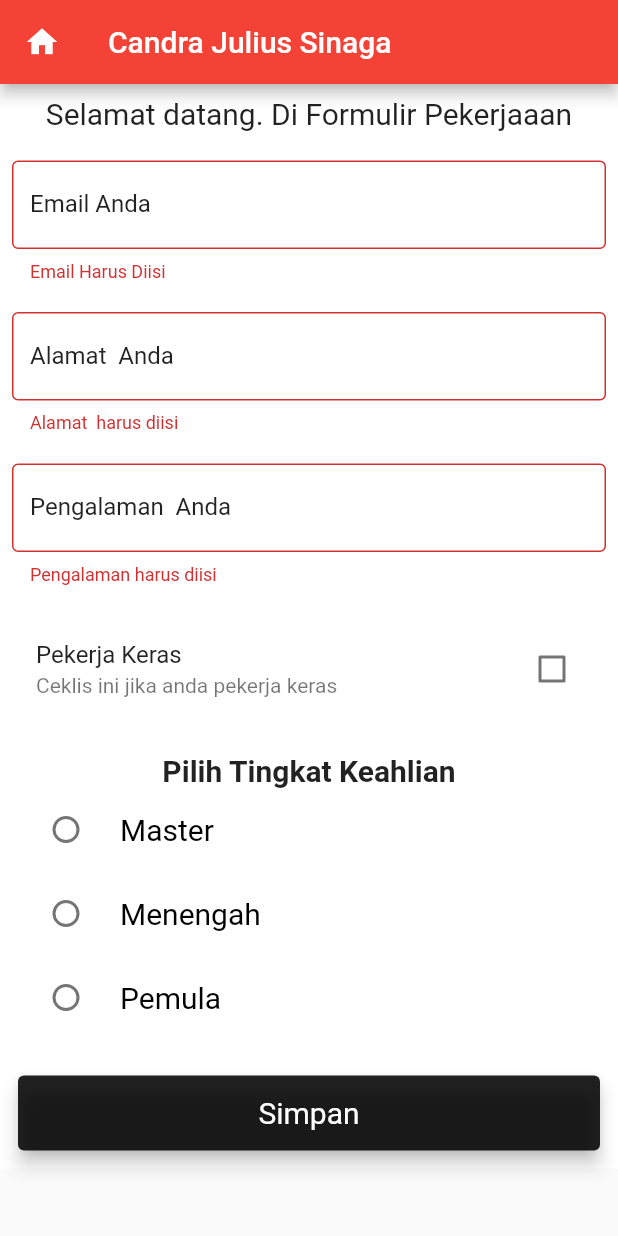
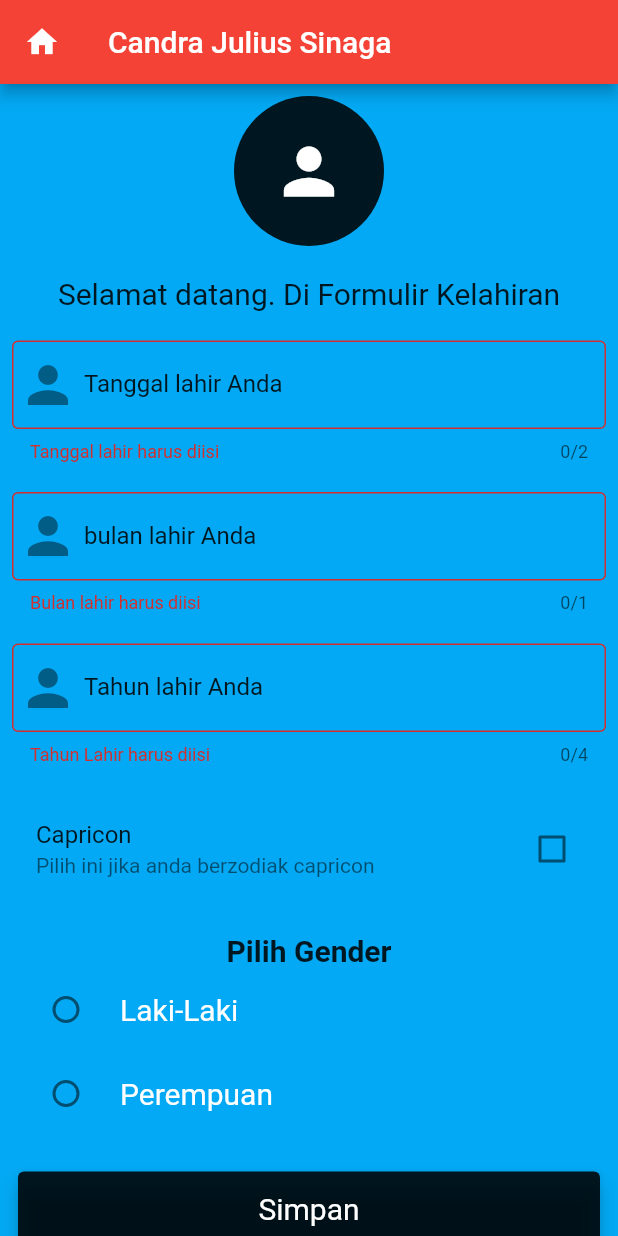
Before and after one commit to JuliusCandra/update_tugas2, a Flutter app: the screen it shows after launch, after a tap on "Simpan", on a phone screen of 412 x 824 dp. Run offline on Flutter 3.47's test engine with Material 2 defaults, Android fonts, the phone set to English and light mode, and no system bars.

```diff
--- a/lib/main.dart
+++ b/lib/main.dart
@@ -1,61 +1,62 @@
 import 'package:flutter/cupertino.dart';
 import 'package:flutter/material.dart';
 
-void main() {
-  runApp(MaterialApp(
+void main(){
+  runApp(
+      MaterialApp(
         debugShowCheckedModeBanner: false,
         title: "Formulir Kelahiran",
-    home: Pengalaman(),
-  ));
+        home: FormulirKelahiran(),
+      )
+  );
 }
 
-class Pengalaman extends StatefulWidget {
+class FormulirKelahiran extends StatefulWidget {
+
   @override
-  _PengalamanState createState() => _PengalamanState();
+  _FormulirKelahiranState createState() => _FormulirKelahiranState();
 }
 
-class _PengalamanState extends State<Pengalaman> {
+class _FormulirKelahiranState extends State<FormulirKelahiran> {
+
   String groupValue = "";
 
   final _formKey = GlobalKey<FormState>();
 
-  TextEditingController controllerEmail = new TextEditingController();
-  TextEditingController controllerAlamat = new TextEditingController();
-  TextEditingController controllerPengalaman = new TextEditingController();
+  TextEditingController controllerTanggalLahir = new TextEditingController();
+  TextEditingController controllerBulanLahir = new TextEditingController();
+  TextEditingController controllerTahunlahir = new TextEditingController();
 
   bool nilaiBox = false;
 
   String zodiak = "Capricon";
 
-  void pilihGender(value) {
+  void pilihGender(value){
     setState(() {
       groupValue = value;
     });
   }
 
-  void simpanData() {
-    showDialog(
-        context: context,
-        builder: (context) {
+  void simpanData(){
+    showDialog(context: context, builder: (context){
       return AlertDialog(
         title: Text("Pesan"),
         content: new Container(
           height: 200,
           child: new Column(
             children: [
-                  new Text("Email : " + controllerEmail.text),
-                  new Text("Alamat: " + controllerAlamat.text),
-                  new Text("Pengalaman: " + controllerPengalaman.text),
-                  new Text("Keahlian: " + groupValue),
+              new Text("Tanggal lahir: " + controllerTanggalLahir.text),
+              new Text("Bulan lahir: " + controllerBulanLahir.text),
+              new Text("Tahun Lahir: " + controllerTahunlahir.text),
+              new Text("Zodiak: " + zodiak),
+              new Text("Gender: " + groupValue),
             ],
           ),
         ),
         actions: [
-              RaisedButton(
-                onPressed: () {
+          RaisedButton(onPressed: (){
             Navigator.of(context).pop();
-                },
-                child: Text("Ok"),
+          },child: Text("Ok"),
             color: Colors.red,
           ),
         ],
@@ -79,132 +80,137 @@ class _PengalamanState extends State<Pengalaman> {
               child: Container(
                 width: MediaQuery.of(context).size.width,
                 padding: const EdgeInsets.all(8),
-                color: Colors.white,
+                color: Colors.lightBlue,
                 child: Column(
                   children: [
-                    Text(
-                      "Selamat datang. Di Formulir Pekerjaaan",
-                      style: new TextStyle(
-                        fontSize: 20,
+                    Container(
+                      width: 100,
+                      height: 100,
+                      decoration: BoxDecoration(
                         color: Colors.black87,
+                        shape: BoxShape.circle,
+                      ),
+                      child: Center(
+                        child: Icon(Icons.person,size: 50,color: Colors.white,),
                       ),
                     ),
-                    SizedBox(
-                      height: 20,
+
+                    SizedBox(height: 20,),
+
+                    Text("Selamat datang. Di Formulir Kelahiran",style: new TextStyle(
+                      fontSize: 20,color: Colors.black87,
                     ),
+                    ),
+
+                    SizedBox(height: 20,),
+
                     TextFormField(
-                      validator: (value) {
+                      maxLength: 2,
+                      validator: (value){
                         if (value.isEmpty) {
-                          return "Email Harus Diisi";
-                        } else if (!value.contains("@")) {
-                          return 'email tidak valid';
+                          return "Tanggal lahir harus diisi";
                         }
                         return null;
                       },
-                      controller: controllerEmail,
+                      controller: controllerTanggalLahir,
                       keyboardType: TextInputType.number,
                       decoration: new InputDecoration(
                         border: OutlineInputBorder(),
-                        focusedBorder: OutlineInputBorder(borderSide: BorderSide(color: Colors.black87)),
-                        labelText: "Email Anda",
+                        focusedBorder: OutlineInputBorder(
+                          borderSide: BorderSide(color: Colors.black87)
+                        ),
+                        prefixIcon: Icon(Icons.person,size: 40,),
+                        hintText: "Masukkan Tanggal kelahiran anda",
+                        labelText: "Tanggal lahir Anda",
                         hintStyle: TextStyle(color: Colors.black87),
                         labelStyle: TextStyle(color: Colors.black87),
                       ),
                     ),
-                    SizedBox(
-                      height: 20,
-                    ),
+
+                    SizedBox(height: 20,),
+
                     TextFormField(
-                      keyboardType: TextInputType.text,
-                      validator: (value) {
-                        if (value.isEmpty) {
-                          return "Alamat  harus diisi ";
+                      maxLength: 1,
+                      keyboardType: TextInputType.number,
+                      validator: (value){
+                        if (value.isEmpty){
+                          return "Bulan lahir harus diisi ";
                         }
                         return null;
                       },
-                      controller: controllerAlamat,
+                      controller: controllerBulanLahir,
                       decoration: new InputDecoration(
                         border: OutlineInputBorder(),
-                        focusedBorder: OutlineInputBorder(borderSide: BorderSide(color: Colors.black87)),
-                        labelText: "Alamat  Anda",
+                        focusedBorder: OutlineInputBorder(
+                            borderSide: BorderSide(color: Colors.black87)
+                        ),
+                        prefixIcon: Icon(Icons.person,size: 40,),
+                        hintText: "Masukkan bulan kelahiran anda",
+                        labelText: "bulan lahir Anda",
                         hintStyle: TextStyle(color: Colors.black87),
                         labelStyle: TextStyle(color: Colors.black87),
                       ),
                     ),
+
                     SizedBox(
                       height: 20,
                     ),
+
                     TextFormField(
-                      validator: (value) {
-                        if (value.isEmpty) {
-                          return "Pengalaman harus diisi";
+                      maxLength: 4,
+                      validator: (value){
+                        if (value.isEmpty){
+                          return "Tahun Lahir harus diisi";
+                        }else if (value.length < 4){
+                          return "Karakter terlalu pendek";
                         }
                         return null;
                       },
-                      controller: controllerPengalaman,
-                      keyboardType: TextInputType.text,
+                      controller: controllerTahunlahir,
+                      keyboardType: TextInputType.number,
                       decoration: new InputDecoration(
                         border: OutlineInputBorder(),
-                        focusedBorder: OutlineInputBorder(borderSide: BorderSide(color: Colors.black87)),
-                        labelText: "Pengalaman  Anda",
+                        focusedBorder: OutlineInputBorder(
+                            borderSide: BorderSide(color: Colors.black87)
+                        ),
+                        prefixIcon: Icon(Icons.person,size: 40,),
+                        hintText: "Masukkan Tahun  kelahiran anda",
+                        labelText: "Tahun lahir Anda",
                         hintStyle: TextStyle(color: Colors.black87),
                         labelStyle: TextStyle(color: Colors.black87),
                       ),
                     ),
-                    SizedBox(
-                      height: 20,
-                    ),
-                    CheckboxListTile(
-                      value: nilaiBox,
-                      onChanged: (value) {
+
+                    SizedBox(height: 20,),
+
+                    CheckboxListTile(value: nilaiBox, onChanged: (value){
                         setState(() {
                           nilaiBox = value;
                         });
                       },
                       activeColor: Colors.blueAccent,
-                      title: Text("Pekerja Keras"),
-                      subtitle: Text("Ceklis ini jika anda pekerja keras"),
+                      title: Text("Capricon"),
+                      subtitle: Text("Pilih ini jika anda berzodiak capricon"),
                     ),
-                    SizedBox(
-                      height: 20,
-                    ),
-                    Text(
-                      "Pilih Tingkat Keahlian",
-                      style: new TextStyle(fontSize: 20, color: Colors.black87, fontWeight: FontWeight.bold),
-                    ),
-                    RadioListTile(
-                        value: "Master",
-                        title: Text(
-                          "Master",
-                          style: new TextStyle(fontSize: 20, color: Colors.black),
-                        ),
-                        groupValue: groupValue,
-                        onChanged: (value) {
+
+                    SizedBox(height: 20,),
+
+                    Text("Pilih Gender",style: new TextStyle(fontSize: 20,color: Colors.black87,fontWeight: FontWeight.bold),),
+
+                    RadioListTile(value: "laki-laki",
+                        title: Text("Laki-Laki",style: new TextStyle(fontSize: 20,color: Colors.white),),
+                        groupValue: groupValue, onChanged: (value){
                       pilihGender(value);
                     }),
-                    RadioListTile(
-                        value: "Menengah",
-                        groupValue: groupValue,
-                        title: Text(
-                          "Menengah",
-                          style: new TextStyle(fontSize: 20, color: Colors.black),
-                        ),
-                        onChanged: (value) {
+
+                    RadioListTile(value: "Perempuan", groupValue: groupValue,
+                        title: Text("Perempuan",style: new TextStyle(fontSize: 20,color: Colors.white),),
+                        onChanged: (value){
                       pilihGender(value);
                     }),
-                    RadioListTile(
-                        value: "Pemula",
-                        groupValue: groupValue,
-                        title: Text(
-                          "Pemula",
-                          style: new TextStyle(fontSize: 20, color: Colors.black),
-                        ),
-                        onChanged: (value) {
-                          pilihGender(value);
-                        }),
-                    SizedBox(
-                      height: 20,
-                    ),
+
+                    SizedBox(height: 20,),
+
                     Card(
                       color: Colors.black87,
                       elevation: 5,
@@ -212,19 +218,17 @@ class _PengalamanState extends State<Pengalaman> {
                         height: 50,
                         child: InkWell(
                           splashColor: Colors.white,
-                            onTap: () {
+                          onTap: (){
                             final valid = _formKey.currentState.validate();
-                              if (!valid) {
+                            if (!valid){
                               return;
                             }
                             simpanData();
                           },
-                            child: Center(
-                              child: Text(
-                                "Simpan",
-                                style: TextStyle(fontSize: 20, color: Colors.white),
+                          child:Center(
+                          child: Text("Simpan",style: TextStyle(fontSize: 20,color: Colors.white),),
+                        )
                         ),
-                            )),
                       ),
                     ),
                   ],
```
Also changed, not shown: 1 other file. Lines whose indentation alone changed are shown as unchanged.
